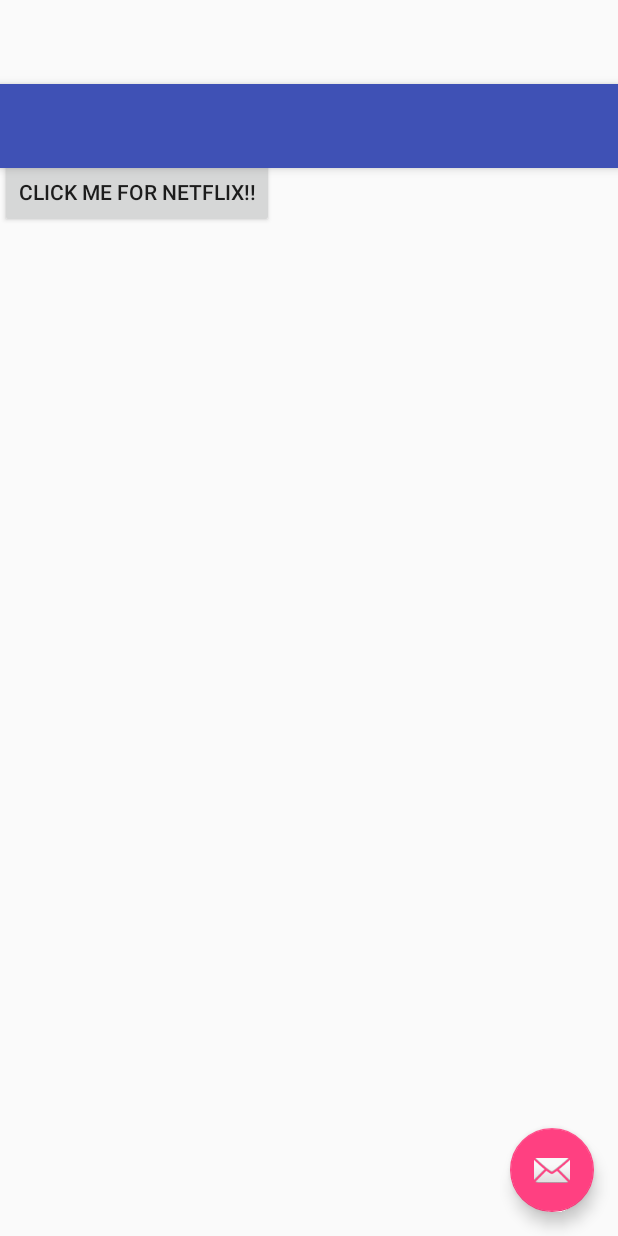
After one commit to nathaliemcgov/recommendMe, an Android app: the layout activity_main.xml on its own in the app's theme, with its tools: preview values and no code run, on a phone screen of 412 x 824 dp. The commit adds this screen. Run offline under Robolectric (Android 15) with nearby library versions, the phone set to English and light mode, and no system bars.

Commit message:
music and netflix working

```diff
--- a/RecommendMe/app/build.gradle
+++ b/RecommendMe/app/build.gradle
@@ -23,4 +23,5 @@ dependencies {
     compile fileTree(dir: 'libs', include: ['*.jar'])
     testCompile 'junit:junit:4.12'
     compile 'com.android.support:appcompat-v7:23.1.1'
+    compile 'com.android.support:design:23.1.1'
 }
--- a/RecommendMe/app/src/main/AndroidManifest.xml
+++ b/RecommendMe/app/src/main/AndroidManifest.xml
@@ -15,6 +15,10 @@
                 <category android:name="android.intent.category.LAUNCHER" />
             </intent-filter>
         </activity>
+        <activity
+            android:name=".MainActivity"
+            android:label="@string/title_activity_main"
+            android:theme="@style/AppTheme.NoActionBar"></activity>
     </application>
 
 </manifest>
--- /dev/null
+++ b/RecommendMe/app/src/main/res/layout/activity_main.xml
@@ -0,0 +1,34 @@
+<?xml version="1.0" encoding="utf-8"?>
+<android.support.design.widget.CoordinatorLayout xmlns:android="http://schemas.android.com/apk/res/android"
+    xmlns:app="http://schemas.android.com/apk/res-auto"
+    xmlns:tools="http://schemas.android.com/tools"
+    android:layout_width="match_parent"
+    android:layout_height="match_parent"
+    android:fitsSystemWindows="true"
+    tools:context="edu.uw.nmcgov.recommendme.MainActivity">
+
+    <android.support.design.widget.AppBarLayout
+        android:layout_width="match_parent"
+        android:layout_height="wrap_content"
+        android:theme="@style/AppTheme.AppBarOverlay">
+
+        <android.support.v7.widget.Toolbar
+            android:id="@+id/toolbar"
+            android:layout_width="match_parent"
+            android:layout_height="?attr/actionBarSize"
+            android:background="?attr/colorPrimary"
+            app:popupTheme="@style/AppTheme.PopupOverlay" />
+
+    </android.support.design.widget.AppBarLayout>
+
+    <include layout="@layout/content_main" />
+
+    <android.support.design.widget.FloatingActionButton
+        android:id="@+id/fab"
+        android:layout_width="wrap_content"
+        android:layout_height="wrap_content"
+        android:layout_gravity="bottom|end"
+        android:layout_margin="@dimen/fab_margin"
+        android:src="@android:drawable/ic_dialog_email" />
+
+</android.support.design.widget.CoordinatorLayout>
--- /dev/null
+++ b/RecommendMe/app/src/main/res/layout/content_main.xml
@@ -0,0 +1,18 @@
+<?xml version="1.0" encoding="utf-8"?>
+<LinearLayout xmlns:android="http://schemas.android.com/apk/res/android"
+    android:orientation="vertical" android:layout_width="match_parent"
+    android:layout_height="match_parent">
+
+    <Button
+        android:layout_width="wrap_content"
+        android:layout_height="wrap_content"
+        android:text="Click me for Music!!"
+        android:onClick="goToMusic"/>
+
+    <Button
+        android:layout_width="wrap_content"
+        android:layout_height="wrap_content"
+        android:text="Click me for Netflix!!"
+        android:onClick="goToNetflix"/>
+
+</LinearLayout>
--- /dev/null
+++ b/RecommendMe/app/src/main/res/values-v21/styles.xml
@@ -0,0 +1,9 @@
+<resources>>
+
+    <style name="AppTheme.NoActionBar">
+        <item name="windowActionBar">false</item>
+        <item name="windowNoTitle">true</item>
+        <item name="android:windowDrawsSystemBarBackgrounds">true</item>
+        <item name="android:statusBarColor">@android:color/transparent</item>
+    </style>
+</resources>
--- a/RecommendMe/app/src/main/res/values/dimens.xml
+++ b/RecommendMe/app/src/main/res/values/dimens.xml
@@ -2,4 +2,5 @@
     <!-- Default screen margins, per the Android Design guidelines. -->
     <dimen name="activity_horizontal_margin">16dp</dimen>
     <dimen name="activity_vertical_margin">16dp</dimen>
+    <dimen name="fab_margin">16dp</dimen>
 </resources>
--- a/RecommendMe/app/src/main/res/values/strings.xml
+++ b/RecommendMe/app/src/main/res/values/strings.xml
@@ -1,3 +1,4 @@
 <resources>
     <string name="app_name">RecommendMe</string>
+    <string name="title_activity_main">MainActivity</string>
 </resources>
--- a/RecommendMe/app/src/main/res/values/styles.xml
+++ b/RecommendMe/app/src/main/res/values/styles.xml
@@ -8,4 +8,13 @@
         <item name="colorAccent">@color/colorAccent</item>
     </style>
 
+    <style name="AppTheme.NoActionBar">
+        <item name="windowActionBar">false</item>
+        <item name="windowNoTitle">true</item>
+    </style>
+
+    <style name="AppTheme.AppBarOverlay" parent="ThemeOverlay.AppCompat.Dark.ActionBar" />
+
+    <style name="AppTheme.PopupOverlay" parent="ThemeOverlay.AppCompat.Light" />
+
 </resources>
```
Also changed, not shown: RecommendMe/app/src/main/java/edu/uw/nmcgov/recommendme/MainActivity.java (added, +73 -0 lines).
